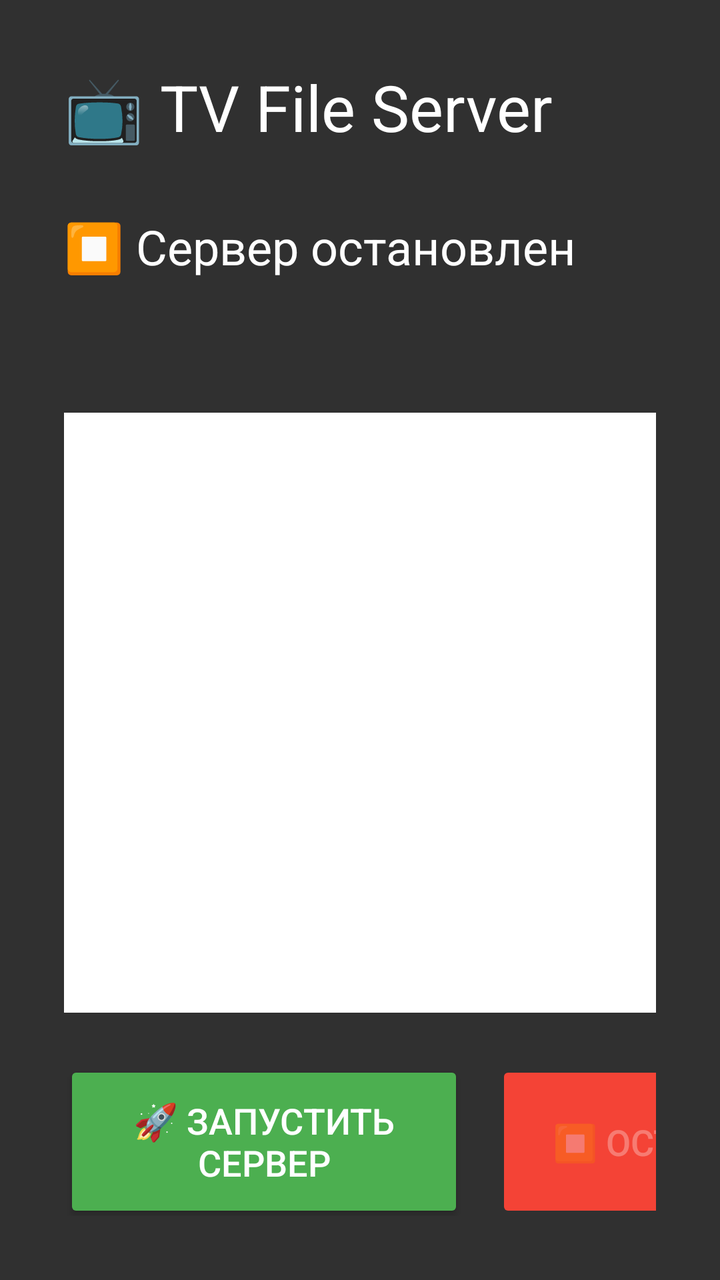
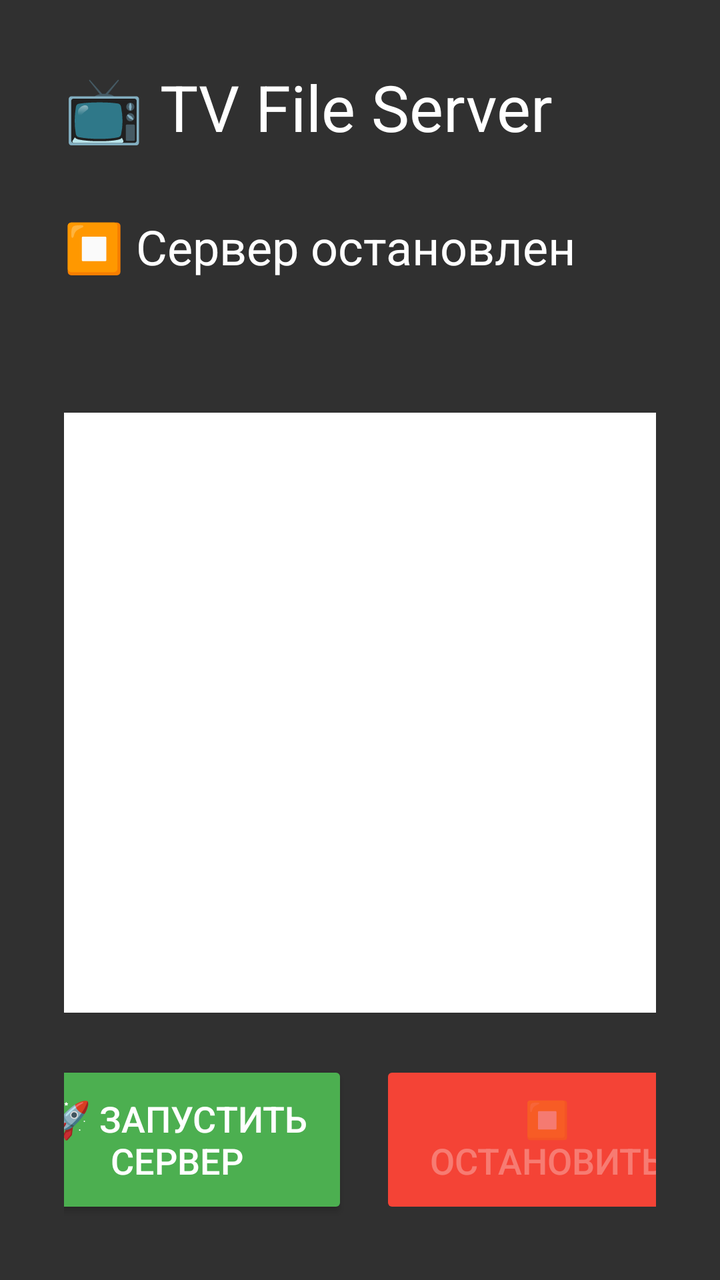

Compare the two renders of this Android layout. The source of the first and the diff that turns it into the second are given below.
<!-- AndroidManifest.xml: application theme Theme.Leanback -->
<!-- res/layout/activity_main.xml -->
<?xml version="1.0" encoding="utf-8"?>
<LinearLayout xmlns:android="http://schemas.android.com/apk/res/android"
    android:layout_width="match_parent"
    android:layout_height="match_parent"
    android:orientation="vertical"
    android:padding="32dp"
    android:background="#303030">

    <TextView
        android:layout_width="wrap_content"
        android:layout_height="wrap_content"
        android:text="📺 TV File Server"
        android:textSize="32sp"
        android:textColor="#FFFFFF"
        android:layout_marginBottom="32dp"/>

    <TextView
        android:id="@+id/statusText"
        android:layout_width="wrap_content"
        android:layout_height="wrap_content"
        android:text="⏹️ Сервер остановлен"
        android:textSize="24sp"
        android:textColor="#FFFFFF"
        android:layout_marginBottom="16dp"/>

    <TextView
        android:id="@+id/ipText"
        android:layout_width="wrap_content"
        android:layout_height="wrap_content"
        android:text=""
        android:textSize="20sp"
        android:textColor="#4CAF50"
        android:layout_marginBottom="24dp"/>

    <ImageView
        android:id="@+id/qrView"
        android:layout_width="300dp"
        android:layout_height="300dp"
        android:layout_gravity="center_horizontal"
        android:background="#FFFFFF"
        android:padding="16dp"
        android:layout_marginBottom="24dp"/>

    <LinearLayout
        android:layout_width="wrap_content"
        android:layout_height="81dp"
        android:layout_gravity="center_horizontal"
        android:orientation="horizontal">

        <Button
            android:id="@+id/startButton"
            android:layout_width="200dp"
            android:layout_height="match_parent"
            android:layout_marginEnd="16dp"
            android:backgroundTint="#4CAF50"
            android:text="🚀 Запустить сервер"
            android:textSize="18sp" />

        <Button
            android:id="@+id/stopButton"
            android:layout_width="200dp"
            android:layout_height="match_parent"
            android:backgroundTint="#F44336"
            android:enabled="false"
            android:text="⏹️ Остановить"
            android:textSize="18sp" />

    </LinearLayout>

    <TextView
        android:layout_width="wrap_content"
        android:layout_height="wrap_content"
        android:text="Файлы сохраняются в папку Download"
        android:textSize="16sp"
        android:textColor="#888888"
        android:layout_marginTop="32dp"/>

</LinearLayout>
<!-- resources referenced by this layout -->
<resources>
  <style name="Theme.Leanback" parent="Theme.AppCompat.NoActionBar">
          <item name="android:windowFullscreen">true</item>
          <item name="android:windowNoTitle">true</item>
      </style>
</resources>

<!-- the commit's change to res/layout/activity_main.xml (unified diff, before → after) -->
@@ -32,6 +32,7 @@
         android:textColor="#4CAF50"
         android:layout_marginBottom="24dp"/>
 
+    
     <ImageView
         android:id="@+id/qrView"
         android:layout_width="300dp"
@@ -39,17 +40,18 @@
         android:layout_gravity="center_horizontal"
         android:background="#FFFFFF"
         android:padding="16dp"
+        android:visibility="visible"
         android:layout_marginBottom="24dp"/>
 
     <LinearLayout
-        android:layout_width="wrap_content"
-        android:layout_height="81dp"
+        android:layout_width="354dp"
+        android:layout_height="79dp"
         android:layout_gravity="center_horizontal"
         android:orientation="horizontal">
 
         <Button
             android:id="@+id/startButton"
-            android:layout_width="200dp"
+            android:layout_width="171dp"
             android:layout_height="match_parent"
             android:layout_marginEnd="16dp"
             android:backgroundTint="#4CAF50"
@@ -58,7 +60,7 @@
 
         <Button
             android:id="@+id/stopButton"
-            android:layout_width="200dp"
+            android:layout_width="wrap_content"
             android:layout_height="match_parent"
             android:backgroundTint="#F44336"
             android:enabled="false"
@@ -75,4 +77,14 @@
         android:textColor="#888888"
         android:layout_marginTop="32dp"/>
 
+    
+    <TextView
+        android:layout_width="wrap_content"
+        android:layout_height="wrap_content"
+        android:text="Отсканируйте QR-код на телефоне"
+        android:textSize="14sp"
+        android:textColor="#4CAF50"
+        android:layout_marginTop="16dp"
+        android:layout_gravity="center_horizontal"/>
+
 </LinearLayout>
